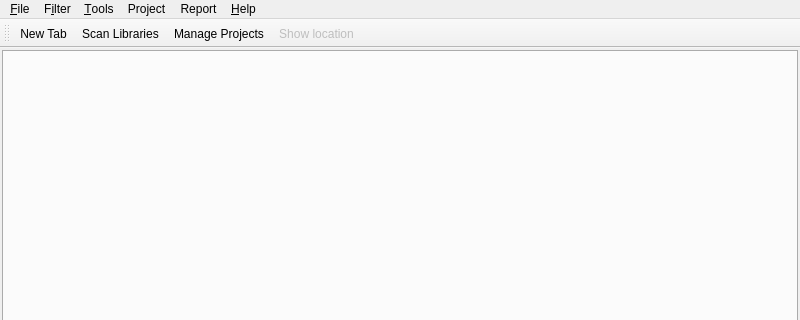
The window that photonfinder/ui/MainWindow.ui (bcolyn/PhotonFinder) describes before a commit, drawn with Qt 5; both pictures show x 0 to 800 and y 0 to 320 of the 800 by 600 pixel window.
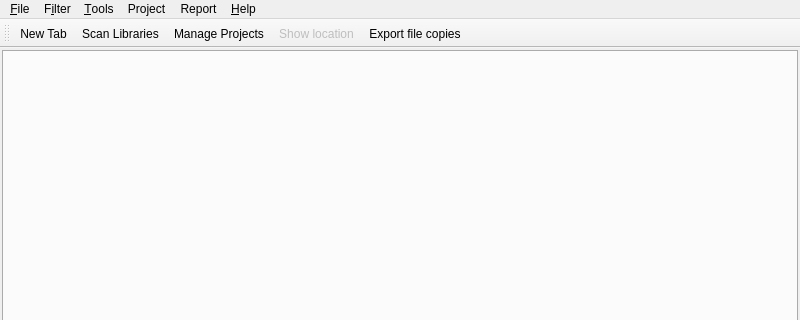
The same window after the commit. Icons and pictures are not drawn.

```diff
--- a/photonfinder/ui/MainWindow.ui
+++ b/photonfinder/ui/MainWindow.ui
@@ -154,6 +154,7 @@
    <addaction name="action_Scan_Libraries"/>
    <addaction name="actionManage_Projects"/>
    <addaction name="actionShow_location"/>
+   <addaction name="action_Export_Data"/>
   </widget>
   <action name="action_View_Log">
    <property name="text">
```
Left out of the diff: 4 changed lines with no effect on the pictures.
